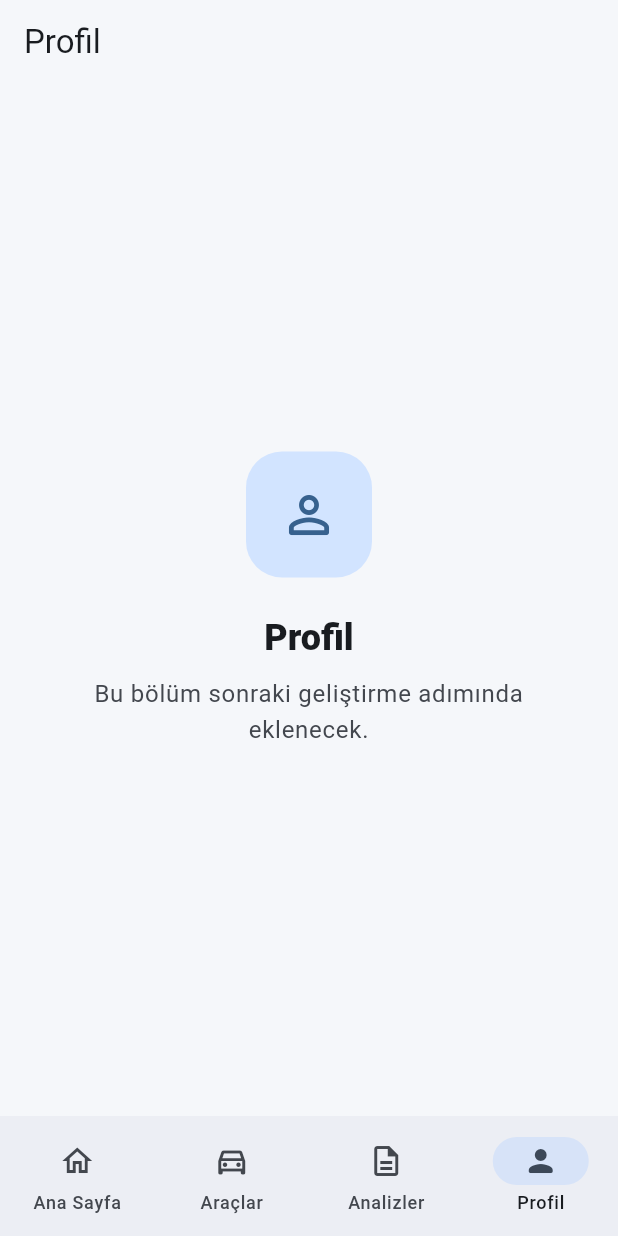
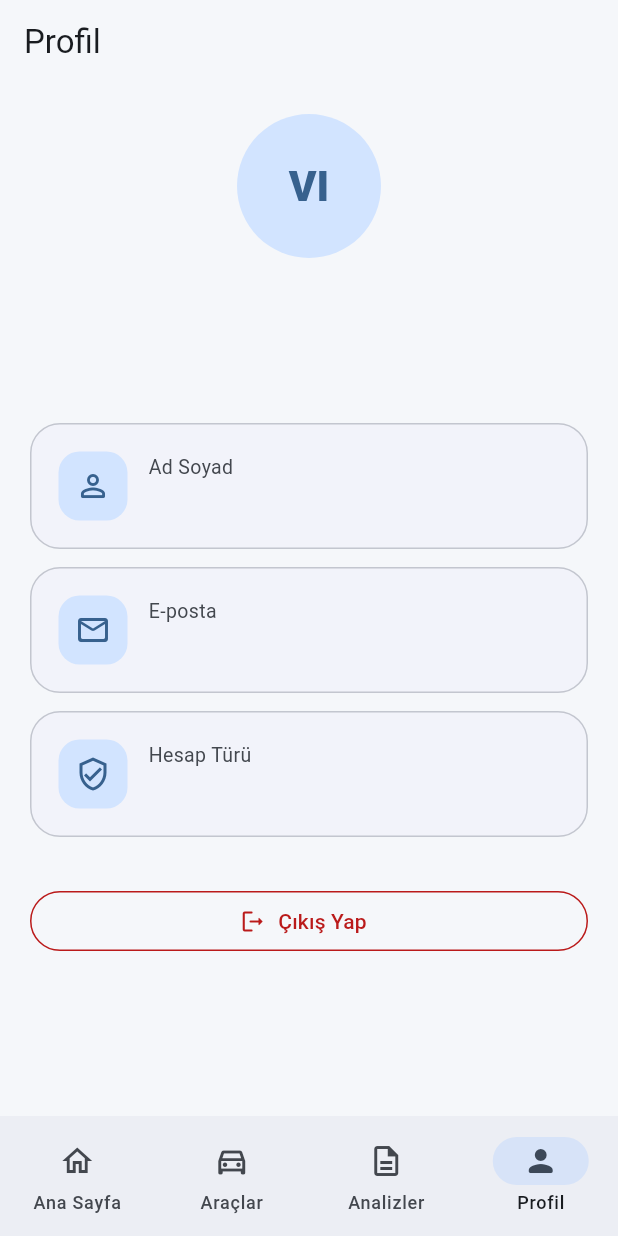
Before and after one commit to GorkemErtas/vehicle-inspector, a Flutter app: the MainShell screen opened directly with empty values, item 4 of the bottom bar chosen, on a phone screen of 412 x 824 dp. Run offline on Flutter 3.47's test engine with Material 3 defaults, Android fonts, the phone set to English and light mode, and no system bars; our stand-ins replace flutter_secure_storage, image_picker; accounts and stored records are empty; network calls fail.

Commit message:
add profile screen and logout flow

```diff
--- a/mobile/lib/features/auth/screens/login_screen.dart
+++ b/mobile/lib/features/auth/screens/login_screen.dart
@@ -53,6 +53,8 @@ class _LoginScreenState extends State<LoginScreen> {
         MaterialPageRoute<void>(
           builder: (_) => MainShell(
             fullName: authResponse.fullName,
+            email: authResponse.email,
+            role: authResponse.role,
           ),
         ),
       );
@@ -266,16 +268,9 @@ class _LoginScreenState extends State<LoginScreen> {
                             return null;
                           },
                         ),
-                        const SizedBox(height: 12),
-                        Align(
-                          alignment: Alignment.centerRight,
-                          child: TextButton(
-                            onPressed: () {},
-                            child: const Text(
-                              'Şifremi unuttum',
-                            ),
-                          ),
-                        ),
+
+                        const SizedBox(height: 24),
+
                         const SizedBox(height: 12),
                         FilledButton(
                           onPressed:
--- a/mobile/lib/features/home/screens/main_shell.dart
+++ b/mobile/lib/features/home/screens/main_shell.dart
@@ -1,6 +1,6 @@
 import 'package:flutter/material.dart';
 
-import '../../../core/widgets/coming_soon_screen.dart';
+import '../../profile/screens/profile_screen.dart';
 import '../../inspection/screens/inspection_history_screen.dart';
 import '../../vehicle/screens/vehicle_list_screen.dart';
 import 'home_screen.dart';
@@ -9,9 +9,13 @@ class MainShell extends StatefulWidget {
   const MainShell({
     super.key,
     required this.fullName,
+    required this.email,
+    required this.role,
   });
 
   final String fullName;
+  final String email;
+  final String role;
 
   @override
   State<MainShell> createState() => _MainShellState();
@@ -34,9 +38,10 @@ class _MainShellState extends State<MainShell> {
     ),
     const VehicleListScreen(),
     const InspectionHistoryScreen(),
-    const ComingSoonScreen(
-      title: 'Profil',
-      icon: Icons.person_outline_rounded,
+    ProfileScreen(
+      fullName: widget.fullName,
+      email: widget.email,
+      role: widget.role,
     ),
   ];
 
--- /dev/null
+++ b/mobile/lib/features/profile/screens/profile_screen.dart
@@ -0,0 +1,328 @@
+import 'package:flutter/material.dart';
+
+import '../../auth/screens/login_screen.dart';
+import '../../auth/services/auth_service.dart';
+
+class ProfileScreen extends StatefulWidget {
+  const ProfileScreen({
+    super.key,
+    required this.fullName,
+    required this.email,
+    required this.role,
+  });
+
+  final String fullName;
+  final String email;
+  final String role;
+
+  @override
+  State<ProfileScreen> createState() =>
+      _ProfileScreenState();
+}
+
+class _ProfileScreenState
+    extends State<ProfileScreen> {
+  final AuthService _authService =
+  const AuthService();
+
+  bool _isLoggingOut = false;
+
+  String get _roleLabel {
+    return switch (widget.role) {
+      'ADMIN' => 'Yönetici',
+      'USER' => 'Kullanıcı',
+      _ => widget.role,
+    };
+  }
+
+  Future<void> _logout() async {
+    final shouldLogout =
+    await showDialog<bool>(
+      context: context,
+      builder: (context) {
+        return AlertDialog(
+          title: const Text(
+            'Çıkış yapılsın mı?',
+          ),
+          content: const Text(
+            'Hesabınızdan çıkış yapmak '
+                'istediğinize emin misiniz?',
+          ),
+          actions: [
+            TextButton(
+              onPressed: () {
+                Navigator.of(context).pop(false);
+              },
+              child: const Text('İptal'),
+            ),
+            FilledButton(
+              onPressed: () {
+                Navigator.of(context).pop(true);
+              },
+              child: const Text('Çıkış Yap'),
+            ),
+          ],
+        );
+      },
+    );
+
+    if (shouldLogout != true || !mounted) {
+      return;
+    }
+
+    setState(() {
+      _isLoggingOut = true;
+    });
+
+    try {
+      await _authService.logout();
+
+      if (!mounted) {
+        return;
+      }
+
+      Navigator.of(context).pushAndRemoveUntil(
+        MaterialPageRoute<void>(
+          builder: (_) => const LoginScreen(),
+        ),
+            (route) => false,
+      );
+    } catch (_) {
+      if (!mounted) {
+        return;
+      }
+
+      setState(() {
+        _isLoggingOut = false;
+      });
+
+      ScaffoldMessenger.of(context)
+        ..hideCurrentSnackBar()
+        ..showSnackBar(
+          const SnackBar(
+            content: Text(
+              'Çıkış işlemi tamamlanamadı.',
+            ),
+            behavior: SnackBarBehavior.floating,
+          ),
+        );
+    }
+  }
+
+  String _initials() {
+    final parts = widget.fullName
+        .trim()
+        .split(RegExp(r'\s+'))
+        .where((part) => part.isNotEmpty)
+        .toList();
+
+    if (parts.isEmpty) {
+      return 'VI';
+    }
+
+    if (parts.length == 1) {
+      return parts.first
+          .substring(0, 1)
+          .toUpperCase();
+    }
+
+    return (
+        parts.first.substring(0, 1) +
+            parts.last.substring(0, 1)
+    ).toUpperCase();
+  }
+
+  @override
+  Widget build(BuildContext context) {
+    final colorScheme =
+        Theme.of(context).colorScheme;
+
+    final textTheme =
+        Theme.of(context).textTheme;
+
+    return Scaffold(
+      appBar: AppBar(
+        title: const Text('Profil'),
+      ),
+      body: SafeArea(
+        child: ListView(
+          padding: const EdgeInsets.fromLTRB(
+            20,
+            20,
+            20,
+            32,
+          ),
+          children: [
+            Center(
+              child: CircleAvatar(
+                radius: 48,
+                backgroundColor:
+                colorScheme.primaryContainer,
+                child: Text(
+                  _initials(),
+                  style: textTheme
+                      .headlineMedium
+                      ?.copyWith(
+                    color: colorScheme.primary,
+                    fontWeight: FontWeight.w900,
+                  ),
+                ),
+              ),
+            ),
+
+            const SizedBox(height: 18),
+
+            Text(
+              widget.fullName,
+              textAlign: TextAlign.center,
+              style:
+              textTheme.headlineSmall?.copyWith(
+                fontWeight: FontWeight.w800,
+              ),
+            ),
+
+            const SizedBox(height: 6),
+
+            Text(
+              widget.email,
+              textAlign: TextAlign.center,
+              style: textTheme.bodyLarge?.copyWith(
+                color:
+                colorScheme.onSurfaceVariant,
+              ),
+            ),
+
+            const SizedBox(height: 30),
+
+            _ProfileItem(
+              icon: Icons.person_outline_rounded,
+              title: 'Ad Soyad',
+              value: widget.fullName,
+            ),
+
+            const SizedBox(height: 12),
+
+            _ProfileItem(
+              icon: Icons.mail_outline_rounded,
+              title: 'E-posta',
+              value: widget.email,
+            ),
+
+            const SizedBox(height: 12),
+
+            _ProfileItem(
+              icon:
+              Icons.verified_user_outlined,
+              title: 'Hesap Türü',
+              value: _roleLabel,
+            ),
+
+            const SizedBox(height: 32),
+
+            OutlinedButton.icon(
+              onPressed:
+              _isLoggingOut ? null : _logout,
+              icon: _isLoggingOut
+                  ? const SizedBox(
+                width: 18,
+                height: 18,
+                child:
+                CircularProgressIndicator(
+                  strokeWidth: 2,
+                ),
+              )
+                  : const Icon(
+                Icons.logout_rounded,
+              ),
+              label: Text(
+                _isLoggingOut
+                    ? 'Çıkış yapılıyor...'
+                    : 'Çıkış Yap',
+              ),
+              style: OutlinedButton.styleFrom(
+                foregroundColor:
+                colorScheme.error,
+                side: BorderSide(
+                  color: colorScheme.error,
+                ),
+              ),
+            ),
+          ],
+        ),
+      ),
+    );
+  }
+}
+
+class _ProfileItem extends StatelessWidget {
+  const _ProfileItem({
+    required this.icon,
+    required this.title,
+    required this.value,
+  });
+
+  final IconData icon;
+  final String title;
+  final String value;
+
+  @override
+  Widget build(BuildContext context) {
+    final colorScheme =
+        Theme.of(context).colorScheme;
+
+    return Container(
+      padding: const EdgeInsets.all(18),
+      decoration: BoxDecoration(
+        color:
+        colorScheme.surfaceContainerLow,
+        borderRadius:
+        BorderRadius.circular(20),
+        border: Border.all(
+          color: colorScheme.outlineVariant,
+        ),
+      ),
+      child: Row(
+        children: [
+          Container(
+            width: 46,
+            height: 46,
+            decoration: BoxDecoration(
+              color:
+              colorScheme.primaryContainer,
+              borderRadius:
+              BorderRadius.circular(14),
+            ),
+            child: Icon(
+              icon,
+              color: colorScheme.primary,
+            ),
+          ),
+          const SizedBox(width: 14),
+          Expanded(
+            child: Column(
+              crossAxisAlignment:
+              CrossAxisAlignment.start,
+              children: [
+                Text(
+                  title,
+                  style: TextStyle(
+                    fontSize: 13,
+                    color: colorScheme
+                        .onSurfaceVariant,
+                  ),
+                ),
+                const SizedBox(height: 4),
+                Text(
+                  value,
+                  style: const TextStyle(
+                    fontWeight: FontWeight.w700,
+                  ),
+                ),
+              ],
+            ),
+          ),
+        ],
+      ),
+    );
+  }
+}
```
